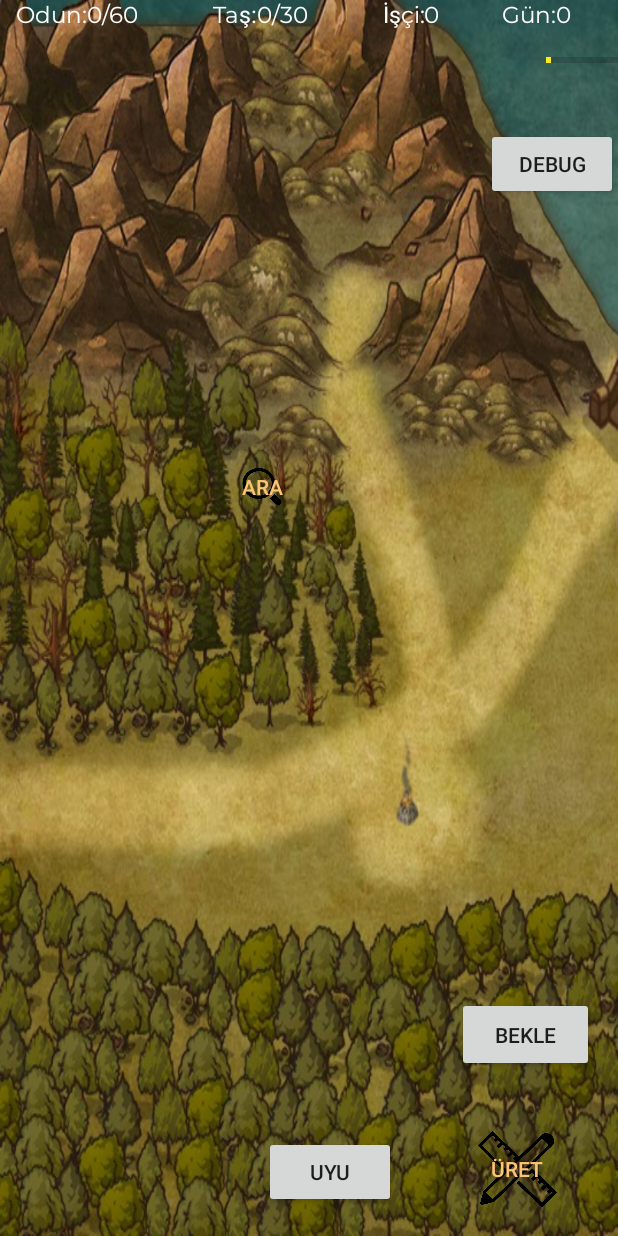
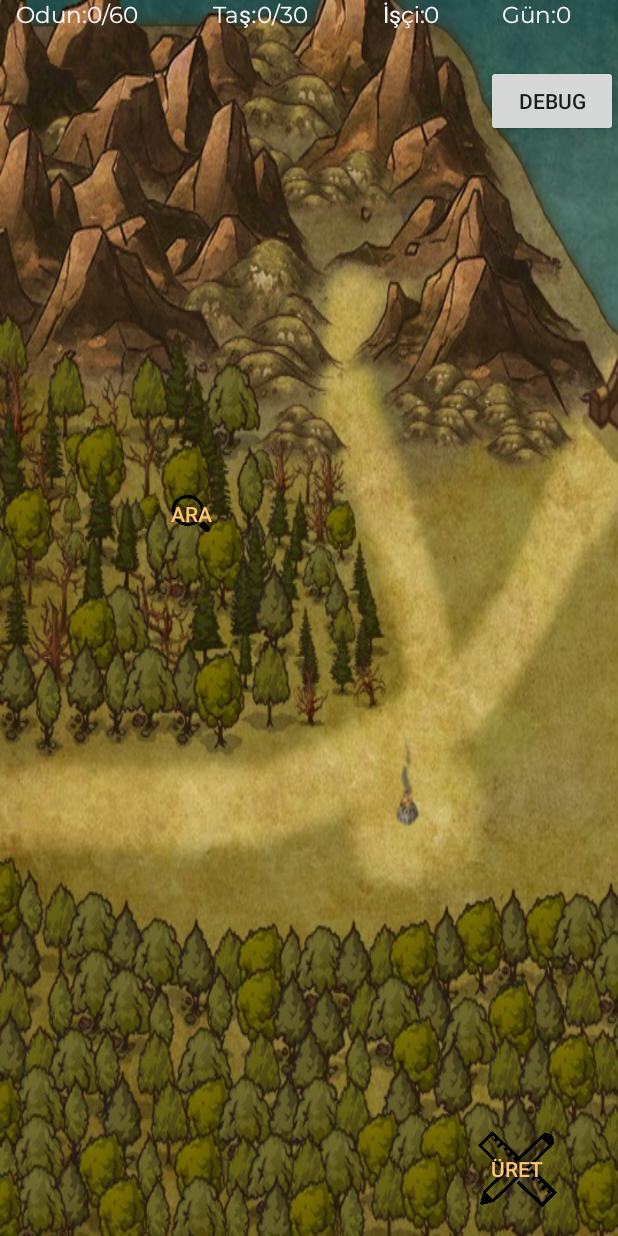
Before and after one commit to mobilproje2019/deneme, an Android app: the anaekran screen opened directly, with no data from a screen before it, on a phone screen of 412 x 824 dp. Run offline under Robolectric (Android 15) with nearby library versions, the phone set to English and light mode, and no system bars; 2 statements that could not run were skipped.

Commit message:
Zaman fonksiyonu silindi. Gereksiz classlar(kullanılmayanlar) silindi. Ana layout üzerinde gerekli değişiklikler yapıldı

```diff
--- a/app/src/main/java/com/example/deneme/anaekran.java
+++ b/app/src/main/java/com/example/deneme/anaekran.java
@@ -2,21 +2,10 @@ package com.example.deneme;
 
 import androidx.appcompat.app.AppCompatActivity;
 import androidx.constraintlayout.widget.ConstraintLayout;
-import androidx.fragment.app.Fragment;
 
-import android.app.FragmentManager;
-import android.app.FragmentTransaction;
 import android.content.Intent;
-import android.content.pm.ActivityInfo;
-import android.content.res.ColorStateList;
-import android.graphics.Color;
-import android.graphics.PorterDuff;
-import android.graphics.drawable.ColorDrawable;
 import android.os.Bundle;
 import android.os.Handler;
-import android.text.Layout;
-import android.util.Log;
-import android.view.LayoutInflater;
 import android.view.View;
 import android.widget.ProgressBar;
 import android.widget.TextView;
@@ -26,7 +15,6 @@ import android.widget.Button;
 import java.util.Random;
 import java.util.Timer;
 import java.util.TimerTask;
-import android.view.ViewGroup;
 
 
 public class anaekran extends AppCompatActivity {
@@ -49,10 +37,10 @@ public class anaekran extends AppCompatActivity {
     public static ConstraintLayout nesne;
 
     int tas = kaynaklar.tas;
-    int mtas = kaynaklar.mtas;
+    int maxtas = kaynaklar.maxtas;
     int isci = kaynaklar.isci;
     int odun = kaynaklar.odun;
-    int modun = kaynaklar.modun;
+    int maxodun = kaynaklar.maxodun;
     int gun = kaynaklar.gun;
     int g_zaman = kaynaklar.g_zaman;
 
@@ -68,9 +56,9 @@ public class anaekran extends AppCompatActivity {
                 @Override
                 public void run() {
                     odun += isci;
-                    if (odun > modun)
-                        odun = modun;
-                    g_yaz(g_odun, odun, modun);
+                    if (odun > maxodun)
+                        odun = maxodun;
+                    g_yaz(g_odun, odun, maxodun);
                 }
             });
         }
@@ -84,31 +72,8 @@ public class anaekran extends AppCompatActivity {
             g.setText(String.valueOf(sayi));
     }
 //endregion
-    //region Zaman ekleme gösterme fonksiyonu
-    public void g_zaman(int s, char m) {
-        if (m == 'a')
-            g_zaman += s;
-        else
-            g_zaman = s;
-        zaman.setProgress(g_zaman);
-        if (g_zaman < 5)
-            zaman.getProgressDrawable().setColorFilter(Color.parseColor("#ffec1e"), PorterDuff.Mode.SRC_IN);
-        else if (g_zaman > 4 && g_zaman < 11)
-            zaman.getProgressDrawable().setColorFilter(Color.parseColor("#fdc573"), PorterDuff.Mode.SRC_IN);
-        else if (g_zaman > 10 && g_zaman < 14)
-            zaman.getProgressDrawable().setColorFilter(Color.parseColor("#9b765c"), PorterDuff.Mode.SRC_IN);
-        else
-            zaman.getProgressDrawable().setColorFilter(Color.parseColor("#42423e"), PorterDuff.Mode.SRC_IN);
-        if (g_zaman > 15) {
-            g_zaman = 1;
-            gun++;
-            g_yaz(g_gun, gun, 0);
-            zaman.setProgress(g_zaman);
-            g_zaman(0, 'a');
-        }
-    }
 
-    //endregion
+
     //region Checkunlocks
     void checkunlocks() {
         if (unlocks.atolye == 1)
@@ -139,14 +104,14 @@ public class anaekran extends AppCompatActivity {
                 nesne.setBackgroundResource(R.drawable.m3);
         }
         tas = kaynaklar.tas;
-        mtas = kaynaklar.mtas;
+        maxtas = kaynaklar.maxtas;
         isci = kaynaklar.isci;
         odun = kaynaklar.odun;
-        modun = kaynaklar.modun;
+        maxodun = kaynaklar.maxodun;
         gun = kaynaklar.gun;
         g_zaman = kaynaklar.g_zaman;
-        g_yaz(g_odun, odun, modun);
-        g_yaz(g_tas, tas, mtas);
+        g_yaz(g_odun, odun, maxodun);
+        g_yaz(g_tas, tas, maxtas);
         g_yaz(g_gun, gun, 0);
     }
 
@@ -163,15 +128,12 @@ public class anaekran extends AppCompatActivity {
         b_maden = findViewById(R.id.b_maden);
         cheat = findViewById(R.id.cheat);
         b_uret = findViewById(R.id.b_uret);
-        b_uyu = findViewById(R.id.b_uyu);
-        b_bekle = findViewById(R.id.b_bekle);
         b_atolye = findViewById(R.id.b_atolye);
         g_odun = findViewById(R.id.g_odun);
         g_isci = findViewById(R.id.g_isci);
         g_tas = findViewById(R.id.g_tas);
         g_gun = findViewById(R.id.g_gun);
 
-        zaman = findViewById(R.id.progressBar);
 
         nesne=findViewById(R.id.back);
 //endregion
@@ -179,10 +141,10 @@ public class anaekran extends AppCompatActivity {
         cheat.setOnClickListener(new View.OnClickListener() {
             @Override
             public void onClick(View view) {
-                odun = kaynaklar.modun;
-                tas = kaynaklar.mtas;
-                g_yaz(g_odun, odun, modun);
-                g_yaz(g_tas, tas, mtas);
+                odun = kaynaklar.maxodun;
+                tas = kaynaklar.maxtas;
+                g_yaz(g_odun, odun, maxodun);
+                g_yaz(g_tas, tas, maxtas);
             }
         });
 
@@ -196,8 +158,8 @@ public class anaekran extends AppCompatActivity {
         //endregion
 
 //region Başlangıç Yazdrımı
-        g_yaz(g_odun, odun, modun);
-        g_yaz(g_tas, tas, mtas);
+        g_yaz(g_odun, odun, maxodun);
+        g_yaz(g_tas, tas, maxtas);
         g_yaz(g_gun, gun, 0);
 //endregion
 
@@ -218,13 +180,12 @@ public class anaekran extends AppCompatActivity {
                     Random rand = new Random();
                     tas += rand.nextInt(2) + 1;
                     odun += rand.nextInt(1) + 1;
-                    if (odun > modun)
-                        odun = modun;
-                    if (tas > mtas)
-                        tas = mtas;
-                    g_zaman(1, 'a');
-                    g_yaz(g_odun, odun, modun);
-                    g_yaz(g_tas, tas, mtas);
+                    if (odun > maxodun)
+                        odun = maxodun;
+                    if (tas > maxtas)
+                        tas = maxtas;
+                    g_yaz(g_odun, odun, maxodun);
+                    g_yaz(g_tas, tas, maxtas);
                 } else {
                     Toast.makeText(anaekran.this, "Daha Fazla Çalışamazsın Lütfen Uyu", Toast.LENGTH_SHORT).show();
                 }
@@ -239,10 +200,9 @@ public class anaekran extends AppCompatActivity {
                 if (g_zaman + 3 < 13) {
                     Random random = new Random();
                     odun += random.nextInt(5) + 3;
-                    if (odun > modun)
-                        odun = modun;
-                    g_zaman(3, 'a');
-                    g_yaz(g_odun, odun, modun);
+                    if (odun > maxodun)
+                        odun = maxodun;
+                    g_yaz(g_odun, odun, maxodun);
                     kaynaklar.odun=odun;
                 } else
                     Toast.makeText(anaekran.this, "Daha Fazla Çalışamazsın Lütfen Uyu", Toast.LENGTH_SHORT).show();
@@ -251,15 +211,6 @@ public class anaekran extends AppCompatActivity {
         });
 
 //endregion
-
-// region Uyu Butonu
-        b_uyu.setOnClickListener(new View.OnClickListener() {
-            @Override
-            public void onClick(View view) {
-                g_zaman(16, 'a');
-            }
-        });
-        //endregion
 
 //region Üret Menü Butonu
         b_uret.setOnClickListener(new View.OnClickListener() {
@@ -277,14 +228,6 @@ public class anaekran extends AppCompatActivity {
 
 //endregion
 
-//region Bekle butonu
-        b_bekle.setOnClickListener(new View.OnClickListener() {
-            @Override
-            public void onClick(View view) {
-                g_zaman(14, 's');
-            }
-        });
-//endregion
 
 //region Atölye Butonu
         b_atolye.setOnClickListener(new View.OnClickListener() {
@@ -295,8 +238,8 @@ public class anaekran extends AppCompatActivity {
                 kaynaklar.isci = isci;
                 kaynaklar.tas = tas;
                 kaynaklar.gun = gun;
-                g_yaz(g_odun, odun, modun);
-                g_yaz(g_tas, tas, mtas);
+                g_yaz(g_odun, odun, maxodun);
+                g_yaz(g_tas, tas, maxtas);
                 startActivity(atolye);
             }
         });
@@ -332,10 +275,9 @@ public class anaekran extends AppCompatActivity {
                        if (g_zaman + 3 < 13) {
                            Random random = new Random();
                            tas += random.nextInt(5) + 3;
-                           if (tas > mtas)
-                               tas = mtas;
-                           g_zaman(3, 'a');
-                           g_yaz(g_tas, tas, mtas);
+                           if (tas > maxtas)
+                               tas = maxtas;
+                           g_yaz(g_tas, tas, maxtas);
                            kaynaklar.tas=tas;
                        }
                        else
--- a/app/src/main/java/com/example/deneme/dovusdeneme.java
+++ b/app/src/main/java/com/example/deneme/dovusdeneme.java
@@ -155,7 +155,7 @@ public void goster()
 
 
 
-    //region KAzanma
+    //region Kazanma
     public  void kazandın()
     {
         Toast.makeText(dovusdeneme.this,"Madendeki Goblinleri Yenerek Madeni Güvenli Bir Hale Getirdin ve Esirleri Kurtardın. İçlerinden Biri Demirci olduğunu söylüyor",Toast.LENGTH_SHORT).show();
--- a/app/src/main/java/com/example/deneme/kaynaklar.java
+++ b/app/src/main/java/com/example/deneme/kaynaklar.java
@@ -6,8 +6,8 @@ public class kaynaklar {
     public static int isci=0;
     public static int odun=0;
     public static int gun=0;
-    public static int modun=60;
-    public static int mtas=30;
+    public static int maxodun =60;
+    public static int maxtas =30;
     public static int g_zaman=1;
 
     public static int dtas=0;
--- a/app/src/main/java/com/example/deneme/olusturma.java
+++ b/app/src/main/java/com/example/deneme/olusturma.java
@@ -71,8 +71,8 @@ public class olusturma extends AppCompatActivity {
                     unlocks.balta=0;
                     unlocks.kilic=0;
                     unlocks.maden=0;
-                    kaynaklar.mtas=9999;
-                    kaynaklar.modun=9999;
+                    kaynaklar.maxtas =9999;
+                    kaynaklar.maxodun =9999;
                     kaynaklar.dtas=9999;
                     kaynaklar.cubuk=9999;
                     kaynaklar.tahta=9999;
--- a/app/src/main/res/layout/activity_anaekran.xml
+++ b/app/src/main/res/layout/activity_anaekran.xml
@@ -23,18 +23,6 @@
         app:layout_constraintVertical_bias="0.976" />
 
     <Button
-        android:id="@+id/b_bekle"
-        android:layout_width="91dp"
-        android:layout_height="50dp"
-        android:text="Bekle"
-        app:layout_constraintBottom_toBottomOf="parent"
-        app:layout_constraintEnd_toEndOf="parent"
-        app:layout_constraintHorizontal_bias="0.95"
-        app:layout_constraintStart_toStartOf="parent"
-        app:layout_constraintTop_toTopOf="parent"
-        app:layout_constraintVertical_bias="0.859" />
-
-    <Button
         android:id="@+id/b_topla"
         android:layout_width="65dp"
         android:layout_height="62dp"
@@ -44,10 +32,10 @@
         android:textColor="@color/ogle"
         app:layout_constraintBottom_toBottomOf="parent"
         app:layout_constraintEnd_toEndOf="parent"
-        app:layout_constraintHorizontal_bias="0.41"
+        app:layout_constraintHorizontal_bias="0.274"
         app:layout_constraintStart_toStartOf="parent"
         app:layout_constraintTop_toTopOf="parent"
-        app:layout_constraintVertical_bias="0.385" />
+        app:layout_constraintVertical_bias="0.409" />
 
     <Button
         android:id="@+id/b_uret"
@@ -72,10 +60,10 @@
         android:textColor="@color/ogle"
         app:layout_constraintBottom_toBottomOf="parent"
         app:layout_constraintEnd_toEndOf="parent"
-        app:layout_constraintHorizontal_bias="0.115"
+        app:layout_constraintHorizontal_bias="0.498"
         app:layout_constraintStart_toStartOf="parent"
         app:layout_constraintTop_toTopOf="parent"
-        app:layout_constraintVertical_bias="0.856" />
+        app:layout_constraintVertical_bias="0.875" />
 
     <LinearLayout
         android:id="@+id/linearLayout"
@@ -181,33 +169,6 @@
     </LinearLayout>
 
     <Button
-        android:id="@+id/b_uyu"
-        android:layout_width="wrap_content"
-        android:layout_height="wrap_content"
-        android:text="Uyu"
-        app:layout_constraintBottom_toBottomOf="parent"
-        app:layout_constraintEnd_toEndOf="parent"
-        app:layout_constraintHorizontal_bias="0.544"
-        app:layout_constraintStart_toStartOf="parent"
-        app:layout_constraintTop_toBottomOf="@+id/linearLayout"
-        app:layout_constraintVertical_bias="0.975" />
-
-    <ProgressBar
-        android:id="@+id/progressBar"
-        style="@android:style/Widget.DeviceDefault.Light.ProgressBar.Horizontal"
-        android:layout_width="wrap_content"
-        android:layout_height="wrap_content"
-        android:layout_weight="0"
-        android:progress="1"
-        android:progressTint="@color/sabah"
-        app:layout_constraintBottom_toBottomOf="parent"
-        app:layout_constraintEnd_toEndOf="parent"
-        app:layout_constraintHorizontal_bias="1.0"
-        app:layout_constraintStart_toStartOf="parent"
-        app:layout_constraintTop_toBottomOf="@+id/linearLayout"
-        app:layout_constraintVertical_bias="0.012" />
-
-    <Button
         android:id="@+id/cheat"
         android:layout_width="wrap_content"
         android:layout_height="wrap_content"
@@ -217,7 +178,7 @@
         app:layout_constraintHorizontal_bias="1.0"
         app:layout_constraintStart_toStartOf="parent"
         app:layout_constraintTop_toBottomOf="@+id/linearLayout"
-        app:layout_constraintVertical_bias="0.282" />
+        app:layout_constraintVertical_bias="0.087" />
 
     <Button
         android:id="@+id/b_maden"
@@ -228,9 +189,9 @@
         android:textColor="@color/ogle"
         app:layout_constraintBottom_toBottomOf="parent"
         app:layout_constraintEnd_toEndOf="parent"
-        app:layout_constraintHorizontal_bias="0.64"
+        app:layout_constraintHorizontal_bias="0.58"
         app:layout_constraintStart_toStartOf="parent"
         app:layout_constraintTop_toBottomOf="@+id/linearLayout"
-        app:layout_constraintVertical_bias="0.102" />
+        app:layout_constraintVertical_bias="0.113" />
 
 </androidx.constraintlayout.widget.ConstraintLayout>
```
Also changed, not shown: app/src/main/java/com/example/deneme/AssasinStat.java (deleted, +0 -58 lines), app/src/main/java/com/example/deneme/goblin.java (deleted, +0 -8 lines), app/src/main/java/com/example/deneme/time.java (deleted, +0 -21 lines), app/src/main/java/com/example/deneme/uret.java (+2 -9 lines).
